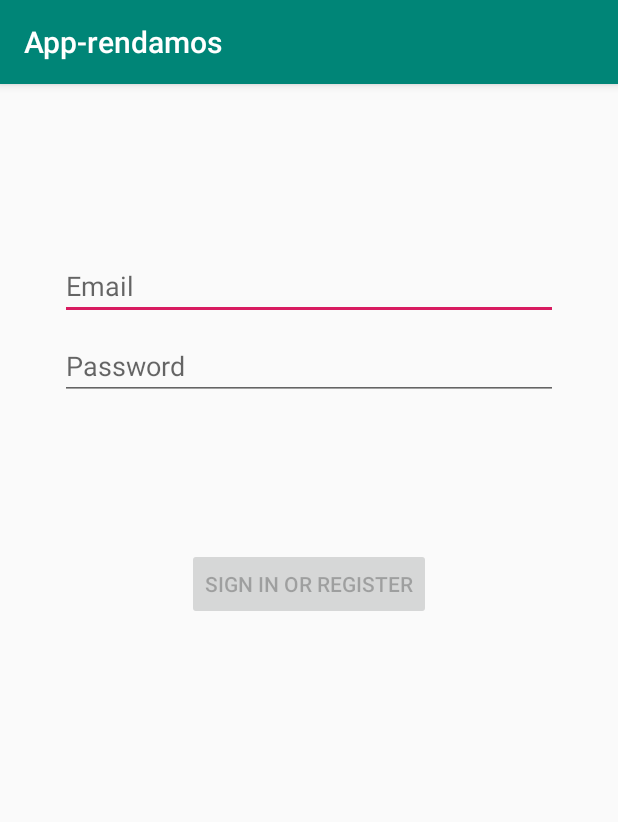
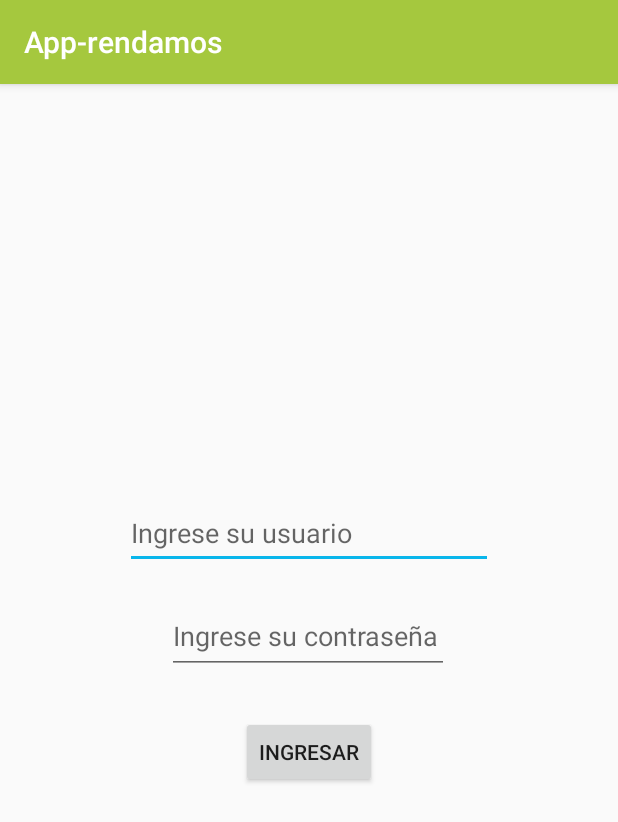
Before and after one commit to Philsb/App-rendamos, an Android app: the screen it shows after launch (LoginActivity before the commit, MainActivity after it), on a phone screen of 412 x 824 dp. Shown: the top 822 px of the screen. Run offline under Robolectric (Android 15) with nearby library versions, the phone set to English and light mode, and no system bars.

Commit message:
login listo v1

```diff
--- a/app/build.gradle
+++ b/app/build.gradle
@@ -22,10 +22,7 @@ android {
 dependencies {
     implementation fileTree(dir: 'libs', include: ['*.jar'])
     implementation 'androidx.appcompat:appcompat:1.0.2'
-    implementation 'com.google.android.material:material:1.0.0'
-    implementation 'androidx.annotation:annotation:1.0.2'
     implementation 'androidx.constraintlayout:constraintlayout:1.1.3'
-    implementation 'androidx.lifecycle:lifecycle-extensions:2.0.0'
     testImplementation 'junit:junit:4.12'
     androidTestImplementation 'androidx.test.ext:junit:1.1.0'
     androidTestImplementation 'androidx.test.espresso:espresso-core:3.1.1'
--- a/app/src/main/AndroidManifest.xml
+++ b/app/src/main/AndroidManifest.xml
@@ -11,9 +11,7 @@
         android:roundIcon="@mipmap/ic_launcher_round"
         android:supportsRtl="true"
         android:theme="@style/AppTheme">
-        <activity
-            android:name=".ui.login.LoginActivity"
-            android:label="@string/app_name">
+        <activity android:name=".MainActivity">
             <intent-filter>
                 <action android:name="android.intent.action.MAIN" />
 
--- /dev/null
+++ b/app/src/main/java/com/example/app_rendamos/MainActivity.java
@@ -0,0 +1,71 @@
+package com.example.app_rendamos;
+
+import androidx.appcompat.app.AppCompatActivity;
+
+import android.os.Bundle;
+import android.view.View;
+import android.widget.EditText;
+import android.widget.Toast;
+
+public class MainActivity extends AppCompatActivity {
+    private EditText cajaDNI;
+    private EditText cajaPW;
+    private String [] valores;
+    public boolean exito;
+    @Override
+    protected void onCreate(Bundle savedInstanceState) {
+        super.onCreate(savedInstanceState);
+        setContentView(R.layout.activity_main);
+        cajaDNI=findViewById(R.id.dni);
+        cajaPW=findViewById(R.id.editText3);
+        valores = new String [2];
+    }
+
+    public void recuperaDatos(View ver){
+        exito=false;
+        String usuario = cajaDNI.getText().toString();
+        String contrasenya = cajaPW.getText().toString();
+        if(!usuario.isEmpty() && !contrasenya.isEmpty() ){
+            if (usuario.length()<10) {
+                boolean esNumero=true;
+                try {
+                    int dni = Integer.parseInt(usuario);
+                }
+                catch (Exception e) {
+                    Toast.makeText(this, "Usuario inválido", Toast.LENGTH_SHORT).show();
+                    esNumero=false;
+
+                }
+                if(esNumero) {
+                    valores[0] = usuario;
+                    exito=true;
+                }
+            }
+            else {
+                Toast.makeText(this, "Usuario inválido", Toast.LENGTH_SHORT).show();
+            }
+            if (contrasenya.length()<=10 && contrasenya.length()>=8 ){
+                valores[1] =contrasenya;
+                exito=exito&&true;
+            }
+            else{
+                Toast.makeText(this, "Contraseña inválido", Toast.LENGTH_SHORT).show();
+            }
+        }
+        else{
+            Toast.makeText(this, "DEBE ingresar el usuario y la contraseña" ,Toast.LENGTH_SHORT).show();
+        }
+    }
+
+    public boolean getExitoDatos(){
+        return this.exito;
+    }
+
+    public String getUser(){
+        return valores[0];
+    }
+
+    public String getPass(){
+        return valores[1];
+    }
+}
--- a/app/src/main/java/com/example/app_rendamos/data/LoginRepository.java
+++ /dev/null
@@ -1,54 +0,0 @@
-package com.example.app_rendamos.data;
-
-import com.example.app_rendamos.data.model.LoggedInUser;
-
-/**
- * Class that requests authentication and user information from the remote data source and
- * maintains an in-memory cache of login status and user credentials information.
- */
-public class LoginRepository {
-
-    private static volatile LoginRepository instance;
-
-    private LoginDataSource dataSource;
-
-    // If user credentials will be cached in local storage, it is recommended it be encrypted
-    // @see https://developer.android.com/training/articles/keystore
-    private LoggedInUser user = null;
-
-    // private constructor : singleton access
-    private LoginRepository(LoginDataSource dataSource) {
-        this.dataSource = dataSource;
-    }
-
-    public static LoginRepository getInstance(LoginDataSource dataSource) {
-        if (instance == null) {
-            instance = new LoginRepository(dataSource);
-        }
-        return instance;
-    }
-
-    public boolean isLoggedIn() {
-        return user != null;
-    }
-
-    public void logout() {
-        user = null;
-        dataSource.logout();
-    }
-
-    private void setLoggedInUser(LoggedInUser user) {
-        this.user = user;
-        // If user credentials will be cached in local storage, it is recommended it be encrypted
-        // @see https://developer.android.com/training/articles/keystore
-    }
-
-    public Result<LoggedInUser> login(String username, String password) {
-        // handle login
-        Result<LoggedInUser> result = dataSource.login(username, password);
-        if (result instanceof Result.Success) {
-            setLoggedInUser(((Result.Success<LoggedInUser>) result).getData());
-        }
-        return result;
-    }
-}
--- a/app/src/main/java/com/example/app_rendamos/ui/login/LoginActivity.java
+++ /dev/null
@@ -1,131 +0,0 @@
-package com.example.app_rendamos.ui.login;
-
-import android.app.Activity;
-
-import androidx.lifecycle.Observer;
-import androidx.lifecycle.ViewModelProviders;
-
-import android.os.Bundle;
-
-import androidx.annotation.Nullable;
-import androidx.annotation.StringRes;
-import androidx.appcompat.app.AppCompatActivity;
-
-import android.text.Editable;
-import android.text.TextWatcher;
-import android.view.KeyEvent;
-import android.view.View;
-import android.view.inputmethod.EditorInfo;
-import android.widget.Button;
-import android.widget.EditText;
-import android.widget.ProgressBar;
-import android.widget.TextView;
-import android.widget.Toast;
-
-import com.example.app_rendamos.R;
-import com.example.app_rendamos.ui.login.LoginViewModel;
-import com.example.app_rendamos.ui.login.LoginViewModelFactory;
-
-public class LoginActivity extends AppCompatActivity {
-
-    private LoginViewModel loginViewModel;
-
-    @Override
-    public void onCreate(Bundle savedInstanceState) {
-        super.onCreate(savedInstanceState);
-        setContentView(R.layout.activity_login);
-        loginViewModel = ViewModelProviders.of(this, new LoginViewModelFactory())
-                .get(LoginViewModel.class);
-
-        final EditText usernameEditText = findViewById(R.id.username);
-        final EditText passwordEditText = findViewById(R.id.password);
-        final Button loginButton = findViewById(R.id.login);
-        final ProgressBar loadingProgressBar = findViewById(R.id.loading);
-
-        loginViewModel.getLoginFormState().observe(this, new Observer<LoginFormState>() {
-            @Override
-            public void onChanged(@Nullable LoginFormState loginFormState) {
-                if (loginFormState == null) {
-                    return;
-                }
-                loginButton.setEnabled(loginFormState.isDataValid());
-                if (loginFormState.getUsernameError() != null) {
-                    usernameEditText.setError(getString(loginFormState.getUsernameError()));
-                }
-                if (loginFormState.getPasswordError() != null) {
-                    passwordEditText.setError(getString(loginFormState.getPasswordError()));
-                }
-            }
-        });
-
-        loginViewModel.getLoginResult().observe(this, new Observer<LoginResult>() {
-            @Override
-            public void onChanged(@Nullable LoginResult loginResult) {
-                if (loginResult == null) {
-                    return;
-                }
-                loadingProgressBar.setVisibility(View.GONE);
-                if (loginResult.getError() != null) {
-                    showLoginFailed(loginResult.getError());
-                }
-                if (loginResult.getSuccess() != null) {
-                    updateUiWithUser(loginResult.getSuccess());
-                }
-                setResult(Activity.RESULT_OK);
-
-                //Complete and destroy login activity once successful
-                finish();
-            }
-        });
-
-        TextWatcher afterTextChangedListener = new TextWatcher() {
-            @Override
-            public void beforeTextChanged(CharSequence s, int start, int count, int after) {
-                // ignore
-            }
-
-            @Override
-            public void onTextChanged(CharSequence s, int start, int before, int count) {
-                // ignore
-            }
-
-            @Override
-            public void afterTextChanged(Editable s) {
-                loginViewModel.loginDataChanged(usernameEditText.getText().toString(),
-                        passwordEditText.getText().toString());
-            }
-        };
-        usernameEditText.addTextChangedListener(afterTextChangedListener);
-        passwordEditText.addTextChangedListener(afterTextChangedListener);
-        passwordEditText.setOnEditorActionListener(new TextView.OnEditorActionListener() {
-
-            @Override
-            public boolean onEditorAction(TextView v, int actionId, KeyEvent event) {
-                if (actionId == EditorInfo.IME_ACTION_DONE) {
-                    loginViewModel.login(usernameEditText.getText().toString(),
-                            passwordEditText.getText().toString());
-                }
-                return false;
-            }
-        });
-
-        loginButton.setOnClickListener(new View.OnClickListener() {
-            @Override
-            public void onClick(View v) {
-                loadingProgressBar.setVisibility(View.VISIBLE);
-                loginViewModel.login(usernameEditText.getText().toString(),
-                        passwordEditText.getText().toString());
-            }
-        });
-    }
-
-    private void updateUiWithUser(LoggedInUserView model) {
-        String welcome = getString(R.string.welcome) + model.getDisplayName();
-        // TODO : initiate successful logged in experience
-        Toast.makeText(getApplicationContext(), welcome, Toast.LENGTH_LONG).show();
-    }
-
-    private void showLoginFailed(@StringRes Integer errorString) {
-        Toast.makeText(getApplicationContext(), errorString, Toast.LENGTH_SHORT).show();
-    }
-}
--- a/app/src/main/java/com/example/app_rendamos/ui/login/LoginViewModel.java
+++ /dev/null
@@ -1,70 +0,0 @@
-package com.example.app_rendamos.ui.login;
-
-import androidx.lifecycle.LiveData;
-import androidx.lifecycle.MutableLiveData;
-import androidx.lifecycle.ViewModel;
-
-import android.util.Patterns;
-
-import com.example.app_rendamos.data.LoginRepository;
-import com.example.app_rendamos.data.Result;
-import com.example.app_rendamos.data.model.LoggedInUser;
-import com.example.app_rendamos.R;
-
-public class LoginViewModel extends ViewModel {
-
-    private MutableLiveData<LoginFormState> loginFormState = new MutableLiveData<>();
-    private MutableLiveData<LoginResult> loginResult = new MutableLiveData<>();
-    private LoginRepository loginRepository;
-
-    LoginViewModel(LoginRepository loginRepository) {
-        this.loginRepository = loginRepository;
-    }
-
-    LiveData<LoginFormState> getLoginFormState() {
-        return loginFormState;
-    }
-
-    LiveData<LoginResult> getLoginResult() {
-        return loginResult;
-    }
-
-    public void login(String username, String password) {
-        // can be launched in a separate asynchronous job
-        Result<LoggedInUser> result = loginRepository.login(username, password);
-
-        if (result instanceof Result.Success) {
-            LoggedInUser data = ((Result.Success<LoggedInUser>) result).getData();
-            loginResult.setValue(new LoginResult(new LoggedInUserView(data.getDisplayName())));
-        } else {
-            loginResult.setValue(new LoginResult(R.string.login_failed));
-        }
-    }
-
-    public void loginDataChanged(String username, String password) {
-        if (!isUserNameValid(username)) {
-            loginFormState.setValue(new LoginFormState(R.string.invalid_username, null));
-        } else if (!isPasswordValid(password)) {
-            loginFormState.setValue(new LoginFormState(null, R.string.invalid_password));
-        } else {
-            loginFormState.setValue(new LoginFormState(true));
-        }
-    }
-
-    // A placeholder username validation check
-    private boolean isUserNameValid(String username) {
-        if (username == null) {
-            return false;
-        }
-        if (username.contains("@")) {
-            return Patterns.EMAIL_ADDRESS.matcher(username).matches();
-        } else {
-            return !username.trim().isEmpty();
-        }
-    }
-
-    // A placeholder password validation check
-    private boolean isPasswordValid(String password) {
-        return password != null && password.trim().length() > 5;
-    }
-}
--- a/app/src/main/java/com/example/app_rendamos/ui/login/LoginViewModelFactory.java
+++ /dev/null
@@ -1,26 +0,0 @@
-package com.example.app_rendamos.ui.login;
-
-import androidx.lifecycle.ViewModel;
-import androidx.lifecycle.ViewModelProvider;
-import androidx.annotation.NonNull;
-
-import com.example.app_rendamos.data.LoginDataSource;
-import com.example.app_rendamos.data.LoginRepository;
-
-/**
- * ViewModel provider factory to instantiate LoginViewModel.
- * Required given LoginViewModel has a non-empty constructor
- */
-public class LoginViewModelFactory implements ViewModelProvider.Factory {
-
-    @NonNull
-    @Override
-    @SuppressWarnings("unchecked")
-    public <T extends ViewModel> T create(@NonNull Class<T> modelClass) {
-        if (modelClass.isAssignableFrom(LoginViewModel.class)) {
-            return (T) new LoginViewModel(LoginRepository.getInstance(new LoginDataSource()));
-        } else {
-            throw new IllegalArgumentException("Unknown ViewModel class");
-        }
-    }
-}
--- a/app/src/main/res/layout/activity_login.xml
+++ /dev/null
@@ -1,78 +0,0 @@
-<?xml version="1.0" encoding="utf-8"?>
-<androidx.constraintlayout.widget.ConstraintLayout xmlns:android="http://schemas.android.com/apk/res/android"
-    xmlns:app="http://schemas.android.com/apk/res-auto"
-    xmlns:tools="http://schemas.android.com/tools"
-    android:id="@+id/container"
-    android:layout_width="match_parent"
-    android:layout_height="match_parent"
-    android:paddingLeft="@dimen/activity_horizontal_margin"
-    android:paddingTop="@dimen/activity_vertical_margin"
-    android:paddingRight="@dimen/activity_horizontal_margin"
-    android:paddingBottom="@dimen/activity_vertical_margin"
-    tools:context=".ui.login.LoginActivity">
-
-    <EditText
-        android:id="@+id/username"
-        android:layout_width="0dp"
-        android:layout_height="wrap_content"
-        android:layout_marginStart="24dp"
-        android:layout_marginTop="96dp"
-        android:layout_marginEnd="24dp"
-
-        android:hint="@string/prompt_email"
-        android:inputType="textEmailAddress"
-        android:selectAllOnFocus="true"
-        app:layout_constraintEnd_toEndOf="parent"
-        app:layout_constraintStart_toStartOf="parent"
-        app:layout_constraintTop_toTopOf="parent" />
-
-    <EditText
-        android:id="@+id/password"
-        android:layout_width="0dp"
-        android:layout_height="wrap_content"
-        android:layout_marginStart="24dp"
-        android:layout_marginTop="8dp"
-        android:layout_marginEnd="24dp"
-
-        android:hint="@string/prompt_password"
-        android:imeActionLabel="@string/action_sign_in_short"
-        android:imeOptions="actionDone"
-        android:inputType="textPassword"
-        android:selectAllOnFocus="true"
-        app:layout_constraintEnd_toEndOf="parent"
-        app:layout_constraintStart_toStartOf="parent"
-        app:layout_constraintTop_toBottomOf="@+id/username" />
-
-    <Button
-        android:id="@+id/login"
-        android:layout_width="wrap_content"
-        android:layout_height="wrap_content"
-        android:layout_gravity="start"
-        android:layout_marginStart="48dp"
-        android:layout_marginTop="16dp"
-        android:layout_marginEnd="48dp"
-        android:layout_marginBottom="64dp"
-        android:enabled="false"
-        android:text="@string/action_sign_in"
-        app:layout_constraintBottom_toBottomOf="parent"
-        app:layout_constraintEnd_toEndOf="parent"
-        app:layout_constraintStart_toStartOf="parent"
-        app:layout_constraintTop_toBottomOf="@+id/password"
-        app:layout_constraintVertical_bias="0.2" />
-
-    <ProgressBar
-        android:id="@+id/loading"
-        android:layout_width="wrap_content"
-        android:layout_height="wrap_content"
-        android:layout_gravity="center"
-        android:layout_marginStart="32dp"
-        android:layout_marginTop="64dp"
-        android:layout_marginEnd="32dp"
-        android:layout_marginBottom="64dp"
-        android:visibility="gone"
-        app:layout_constraintBottom_toBottomOf="parent"
-        app:layout_constraintEnd_toEndOf="@+id/password"
-        app:layout_constraintStart_toStartOf="@+id/password"
-        app:layout_constraintTop_toTopOf="parent"
-        app:layout_constraintVertical_bias="0.3" />
-</androidx.constraintlayout.widget.ConstraintLayout>
--- /dev/null
+++ b/app/src/main/res/layout/activity_main.xml
@@ -0,0 +1,53 @@
+<?xml version="1.0" encoding="utf-8"?>
+<androidx.constraintlayout.widget.ConstraintLayout xmlns:android="http://schemas.android.com/apk/res/android"
+    xmlns:app="http://schemas.android.com/apk/res-auto"
+    xmlns:tools="http://schemas.android.com/tools"
+    android:layout_width="match_parent"
+    android:layout_height="match_parent"
+    tools:context=".MainActivity">
+
+    <EditText
+        android:id="@+id/dni"
+        android:layout_width="245dp"
+        android:layout_height="47dp"
+        android:layout_marginStart="20dp"
+        android:layout_marginLeft="20dp"
+        android:layout_marginTop="276dp"
+        android:layout_marginEnd="20dp"
+        android:layout_marginRight="20dp"
+        android:ems="10"
+        android:hint="Ingrese su usuario"
+        android:inputType="number"
+        app:layout_constraintEnd_toEndOf="parent"
+        app:layout_constraintStart_toStartOf="parent"
+        app:layout_constraintTop_toTopOf="parent" />
+
+    <EditText
+        android:id="@+id/editText3"
+        android:layout_width="188dp"
+        android:layout_height="50dp"
+        android:layout_marginStart="10dp"
+        android:layout_marginLeft="10dp"
+        android:layout_marginTop="20dp"
+        android:layout_marginEnd="10dp"
+        android:layout_marginRight="10dp"
+        android:ems="10"
+        android:hint="Ingrese su contraseña"
+        android:inputType="textPassword"
+        app:layout_constraintEnd_toEndOf="parent"
+        app:layout_constraintHorizontal_bias="0.497"
+        app:layout_constraintStart_toStartOf="parent"
+        app:layout_constraintTop_toBottomOf="@+id/dni" />
+
+    <Button
+        android:id="@+id/button2"
+        android:layout_width="wrap_content"
+        android:layout_height="wrap_content"
+        android:layout_marginTop="28dp"
+        android:onClick="recuperaDatos"
+        android:text="INGRESAR"
+        app:layout_constraintEnd_toEndOf="parent"
+        app:layout_constraintStart_toStartOf="parent"
+        app:layout_constraintTop_toBottomOf="@+id/editText3" />
+
+</androidx.constraintlayout.widget.ConstraintLayout>
--- a/app/src/main/res/values/colors.xml
+++ b/app/src/main/res/values/colors.xml
@@ -1,6 +1,6 @@
 <?xml version="1.0" encoding="utf-8"?>
 <resources>
-    <color name="colorPrimary">#008577</color>
-    <color name="colorPrimaryDark">#00574B</color>
-    <color name="colorAccent">#D81B60</color>
+    <color name="colorPrimary">#A5C83E</color>
+    <color name="colorPrimaryDark">#793480</color>
+    <color name="colorAccent">#09B6EB</color>
 </resources>
--- a/app/src/main/res/values/dimens.xml
+++ /dev/null
@@ -1,5 +0,0 @@
-<resources>
-    <!-- Default screen margins, per the Android Design guidelines. -->
-    <dimen name="activity_horizontal_margin">16dp</dimen>
-    <dimen name="activity_vertical_margin">16dp</dimen>
-</resources>
--- a/app/src/main/res/values/strings.xml
+++ b/app/src/main/res/values/strings.xml
@@ -1,12 +1,3 @@
 <resources>
     <string name="app_name">App-rendamos</string>
-    <!-- Strings related to login -->
-    <string name="prompt_email">Email</string>
-    <string name="prompt_password">Password</string>
-    <string name="action_sign_in">Sign in or register</string>
-    <string name="action_sign_in_short">Sign in</string>
-    <string name="welcome">"Welcome !"</string>
-    <string name="invalid_username">Not a valid username</string>
-    <string name="invalid_password">Password must be >5 characters</string>
-    <string name="login_failed">"Login failed"</string>
 </resources>
```
Also changed, not shown: app/src/main/java/com/example/app_rendamos/data/LoginDataSource.java (deleted, +0 -29 lines), app/src/main/java/com/example/app_rendamos/data/Result.java (deleted, +0 -48 lines), app/src/main/java/com/example/app_rendamos/data/model/LoggedInUser.java (deleted, +0 -23 lines), app/src/main/java/com/example/app_rendamos/ui/login/LoggedInUserView.java (deleted, +0 -17 lines), app/src/main/java/com/example/app_rendamos/ui/login/LoginFormState.java (deleted, +0 -40 lines), app/src/main/java/com/example/app_rendamos/ui/login/LoginResult.java (deleted, +0 -31 lines), gradle/wrapper/gradle-wrapper.properties.
